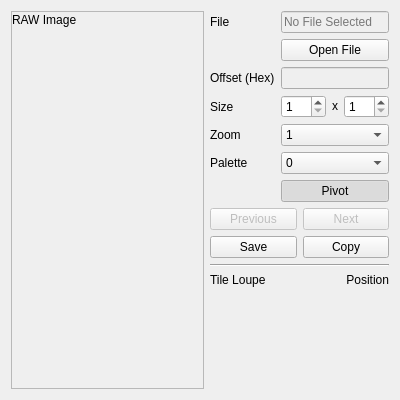
The window that qt/tabraw.ui (Lupinzar/gssex) describes before a commit, drawn with Qt 5.
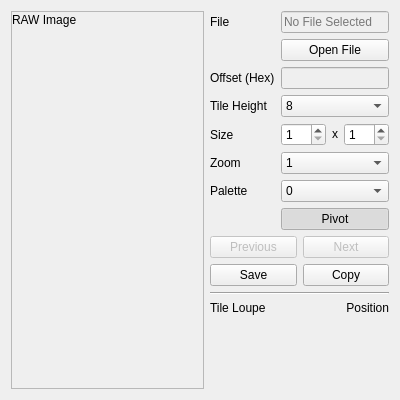
The same window after the commit. Icons and pictures are not drawn. Custom widgets are drawn as their Qt base class.

Commit message: Tile height combo

Diff of the .ui file:
```diff
--- a/qt/tabraw.ui
+++ b/qt/tabraw.ui
@@ -88,14 +88,14 @@
          </property>
         </widget>
        </item>
-       <item row="3" column="0">
+       <item row="4" column="0">
         <widget class="QLabel" name="_size_label">
          <property name="text">
           <string>Size</string>
          </property>
         </widget>
        </item>
-       <item row="3" column="1">
+       <item row="4" column="1">
         <layout class="QHBoxLayout" name="horizontalLayout">
          <item>
           <widget class="QSpinBox" name="width_spin">
@@ -126,14 +126,14 @@
          </item>
         </layout>
        </item>
-       <item row="4" column="0">
+       <item row="5" column="0">
         <widget class="QLabel" name="_zoom_label">
          <property name="text">
           <string>Zoom</string>
          </property>
         </widget>
        </item>
-       <item row="4" column="1">
+       <item row="5" column="1">
         <widget class="QComboBox" name="zoom_combo">
          <item>
           <property name="text">
@@ -157,14 +157,14 @@
          </item>
         </widget>
        </item>
-       <item row="5" column="0">
+       <item row="6" column="0">
         <widget class="QLabel" name="_pal_label">
          <property name="text">
           <string>Palette</string>
          </property>
         </widget>
        </item>
-       <item row="5" column="1">
+       <item row="6" column="1">
         <widget class="QComboBox" name="pal_combo">
          <item>
           <property name="text">
@@ -188,7 +188,7 @@
          </item>
         </widget>
        </item>
-       <item row="6" column="1">
+       <item row="7" column="1">
         <widget class="QPushButton" name="pivot_button">
          <property name="text">
           <string>Pivot</string>
@@ -227,6 +227,27 @@
          </property>
         </widget>
        </item>
+       <item row="3" column="0">
+        <widget class="QLabel" name="_tile_height_label">
+         <property name="text">
+          <string>Tile Height</string>
+         </property>
+        </widget>
+       </item>
+       <item row="3" column="1">
+        <widget class="QComboBox" name="tile_height_combo">
+         <item>
+          <property name="text">
+           <string>8</string>
+          </property>
+         </item>
+         <item>
+          <property name="text">
+           <string>16</string>
+          </property>
+         </item>
+        </widget>
+       </item>
       </layout>
      </item>
      <item>
```
The commit also changes 1 other file.
